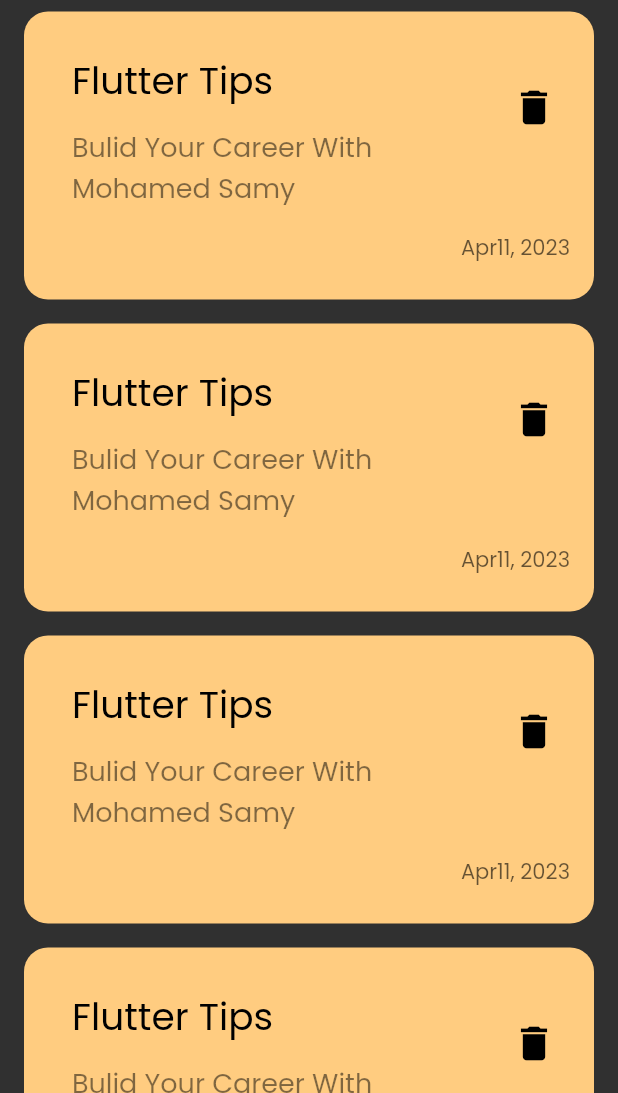
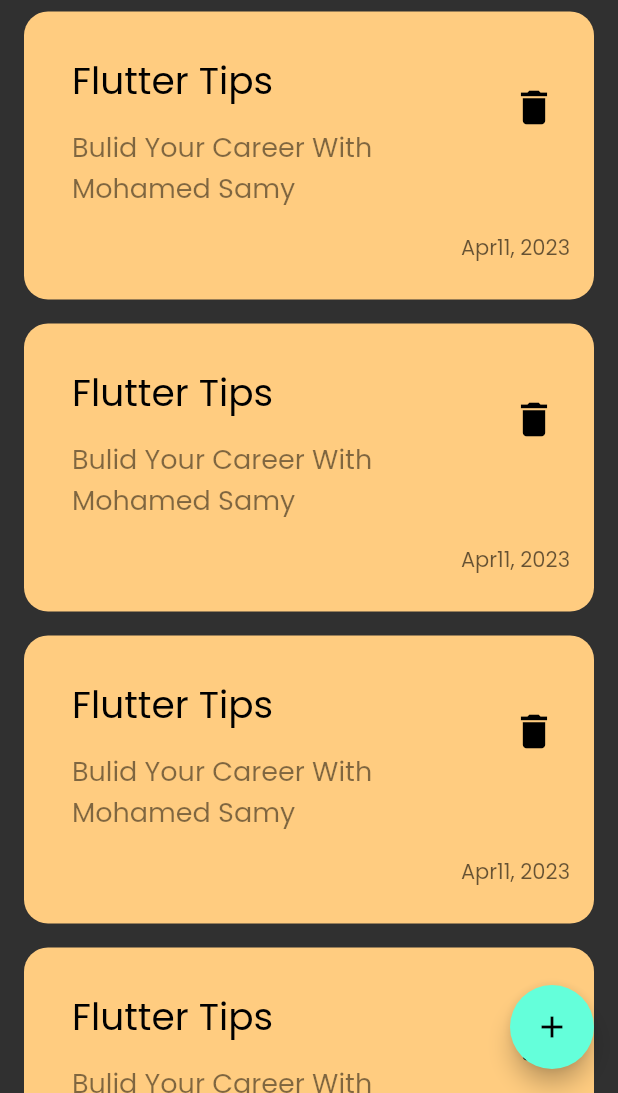
Before and after one commit to MahamedMahgoub/Notes-App, a Flutter app: the screen it shows after launch, on a phone screen of 412 x 824 dp, the part 143-1236 px from its top. Run offline on Flutter 3.47's test engine with Material 2 defaults, Android fonts, the phone set to English and light mode, and no system bars.

Commit message:
add Floating Action Button

```diff
--- a/lib/views/notes_view.dart
+++ b/lib/views/notes_view.dart
@@ -6,8 +6,10 @@ class NotesView extends StatelessWidget {
 
   @override
   Widget build(BuildContext context) {
-    return const Scaffold(
-      body: NoteViewBody(),
+    return Scaffold(
+      floatingActionButton:
+          FloatingActionButton(onPressed: () {}, child: const Icon(Icons.add)),
+      body: const NoteViewBody(),
     );
   }
 }
```
